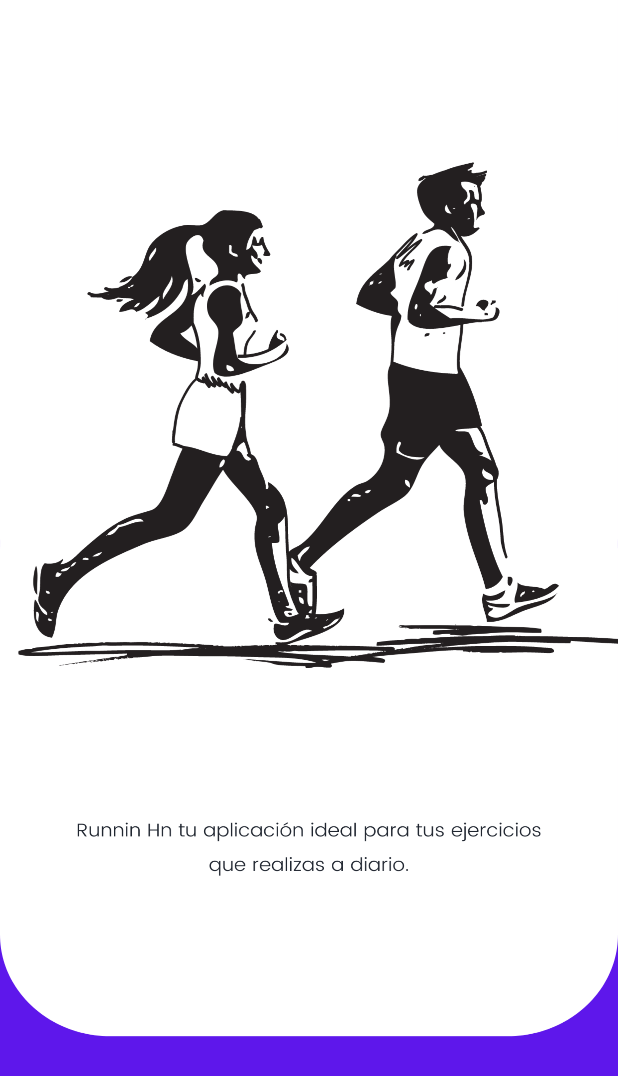
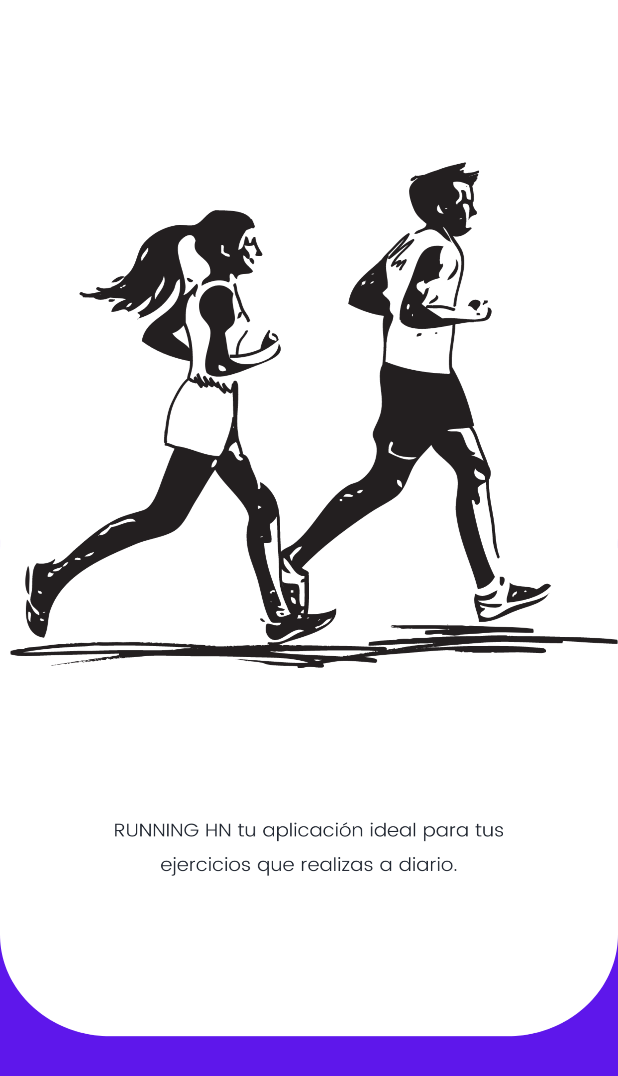
Before and after one commit to Caste23/Proyecto_Running_HN, an Android app: the fragment Frame_anuncio shown on its own in the app's theme, on a phone screen of 412 x 824 dp. Shown: the top 1076 px of the screen. Run offline under Robolectric (Android 15) with nearby library versions, the light colour scheme and no system bars.

Commit message:
Se actulizo imagen activity_anuncio

```diff
--- a/app/src/main/res/layout/activity_anuncio.xml
+++ b/app/src/main/res/layout/activity_anuncio.xml
@@ -2,7 +2,7 @@
 <RelativeLayout xmlns:android="http://schemas.android.com/apk/res/android"
     android:layout_width="match_parent"
     android:layout_height="match_parent"
-    android:background="@drawable/info"
+    android:background="@drawable/actual"
     >
 
 </RelativeLayout>
```
Also changed, not shown: app/src/main/res/drawable/actual.png (added), app/src/main/res/drawable/info.png (deleted).
